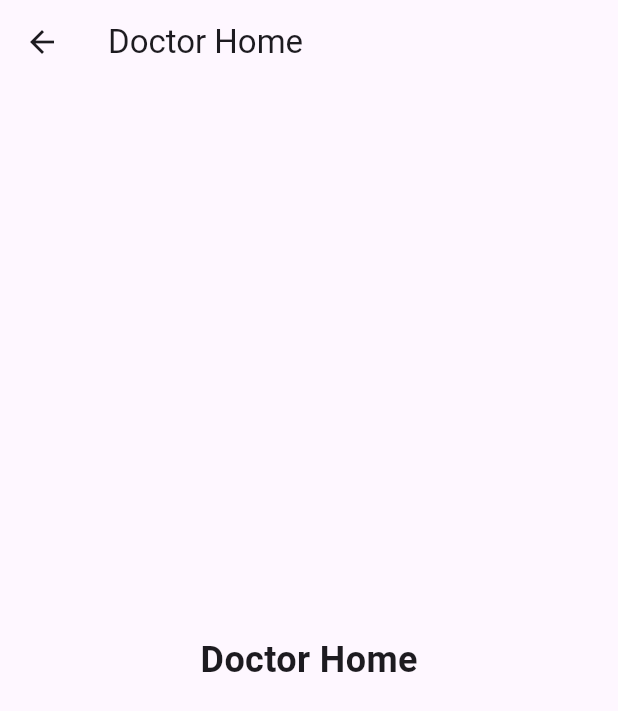
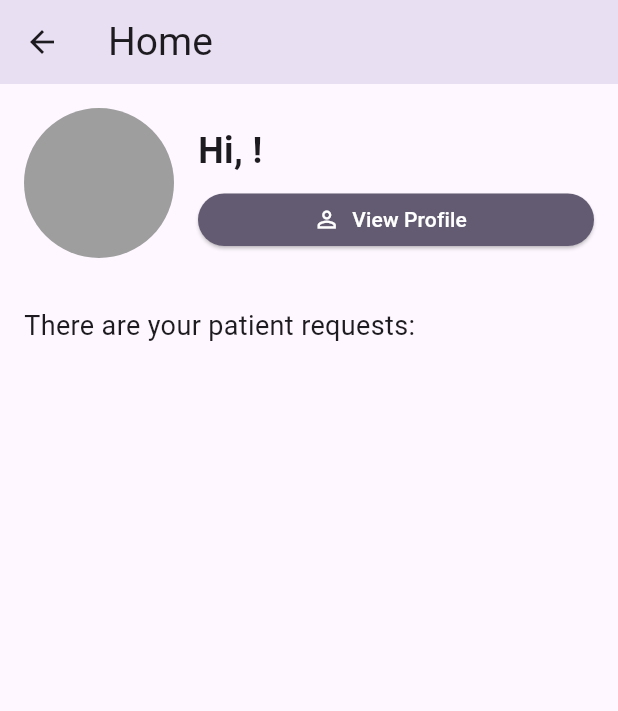
Before and after one commit to MarkPeter19/DocChat, a Flutter app: the DoctorHomeScreen screen opened by its route, on a phone screen of 412 x 824 dp. Shown: the top 711 px of the screen. Run offline on Flutter 3.47's test engine with Material 3 defaults, Android fonts, the phone set to English and light mode, and no system bars; our stand-ins replace cloud_firestore, firebase_auth, firebase_core, image_picker, permission_handler; missing offline and left inert: google_mlkit_text_recognition; accounts and stored records are empty.

```diff
--- a/Client/lib/screens/DoctorScreens/DoctorHomeScreen.dart
+++ b/Client/lib/screens/DoctorScreens/DoctorHomeScreen.dart
@@ -1,21 +1,128 @@
 import 'package:flutter/material.dart';
+import '/screens/DoctorScreens/DoctorProfileScreen.dart';
+import 'package:doctorgpt/services/doctor_services.dart';
+import '/components/patient_request_item.dart';
+import 'package:firebase_auth/firebase_auth.dart';
 
-class DoctorHomeScreen extends StatelessWidget {
+class DoctorHomeScreen extends StatefulWidget {
+  @override
+  _DoctorHomeScreenState createState() => _DoctorHomeScreenState();
+}
+
+class _DoctorHomeScreenState extends State<DoctorHomeScreen> {
+  String doctorName = "Loading...";
+  final DoctorServices doctorServices = DoctorServices();
+  List<PatientRequestItem> patientRequests = [];
+
+
+
+  @override
+  void initState() {
+    super.initState();
+    _fetchDoctorData();
+    _fetchPatientRequests();
+  }
+
+  // Fetch doctor name
+  Future<void> _fetchDoctorData() async {
+    String fetchedDoctorName = await doctorServices.fetchDoctorName();
+    // Add code to fetch patient requests as well
+    setState(() {
+      doctorName = fetchedDoctorName;
+    });
+  }
+
+  // patient requestek betoltese
+  Future<void> _fetchPatientRequests() async {
+    DoctorServices doctorServices = DoctorServices();
+    String doctorId = FirebaseAuth.instance.currentUser!.uid;
+    List<Map<String, dynamic>> requests = await doctorServices.fetchPatientRequests(doctorId);
+
+    List<PatientRequestItem> requestItems = requests
+      .map((request) => PatientRequestItem(
+          patientName: request['patientName'],
+          documentDate: request['documentDate'],
+          // További adatok, ha szükséges
+        ))
+      .toList();
+
+    setState(() {
+      patientRequests = requestItems;
+    });
+  }
+
   @override
   Widget build(BuildContext context) {
     return Scaffold(
-      appBar: AppBar(
-        title: Text('Doctor Home'),
-      ),
-      body: Center(
-        child: Text(
-          'Doctor Home',
-          style: TextStyle(
-            fontSize: 24.0,
-            fontWeight: FontWeight.bold,
+        appBar: AppBar(
+          title: Text('Home', style: TextStyle(fontSize: 26)),
+          elevation: 20, // AppBar árnyékának eltávolítása
+        ),
+        body: SingleChildScrollView(
+          child: Column(
+            crossAxisAlignment: CrossAxisAlignment.start,
+            children: [
+              Padding(
+                padding: const EdgeInsets.all(16.0),
+                child: Row(
+                  children: [
+                    CircleAvatar(
+                      radius: 50, // Profilkép mérete
+                      backgroundColor: Colors.grey, // Profilkép háttérszíne
+                    ),
+                    SizedBox(width: 16),
+                    Expanded(
+                      child: Column(
+                        crossAxisAlignment: CrossAxisAlignment.start,
+                        children: [
+                          SizedBox(
+                            height: 10,
+                          ),
+                          Text(
+                            'Hi, $doctorName!',
+                            style: TextStyle(
+                                fontSize: 24, fontWeight: FontWeight.bold),
+                          ),
+                          SizedBox(
+                            height: 5,
+                          ),
+                          //edit profile
+                          ElevatedButton.icon(
+                            onPressed: () => Navigator.push(
+                              context,
+                              MaterialPageRoute(
+                                  builder: (context) => DoctorProfileScreen()),
+                            ),
+                            icon: Icon(Icons.person_outline),
+                            label: Text('View Profile'),
+                            style: ElevatedButton.styleFrom(
+                              primary: Theme.of(context).colorScheme.secondary,
+                              onPrimary: Colors.white,
+                              minimumSize: Size(double.infinity,
+                                  35), //  Gomb szélességének és magasságának beállítása
+                            ),
+                          ),
+                        ],
+                      ),
+                    ),
+                  ],
+                ),
+              ),
+
+              //doctor's response
+              Padding(
+                padding: const EdgeInsets.all(16.0),
+                child: Text(
+                  'There are your patient requests:',
+                  style: TextStyle(fontSize: 18),
+                ),
+              ),
+
+              // Dinamikus lista megjelenítése a betegkérésekről
+              for (var requestItem in patientRequests) requestItem,
+              // Itt jeleníti meg a `PatientRequestItem` komponenseket
+            ],
           ),
-        ),
-      ),
-    );
+        ));
   }
 }
```
Also changed, not shown: Client/lib/screens/DoctorScreens/DoctorMainScreen.dart (deleted, +0 -72 lines), Client/lib/screens/PatientScreens/PatientHomeScreen.dart (+1 -33 lines), Client/lib/screens/PatientScreens/ViewAnalysisResultScreen.dart (+41 -12 lines), Client/lib/services/doctor_services.dart (added, +67 -0 lines), Client/lib/services/patient_services.dart (+24 -2 lines).
